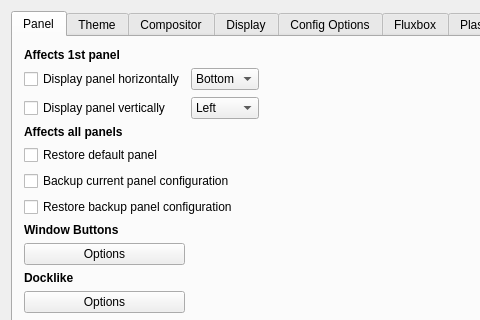
This is defaultlook.ui in MX-Linux/mx-tweak as Qt 5 draws it before an edit; both pictures show x 0 to 480 and y 0 to 320 of the 857 by 655 pixel window. The edited form follows.
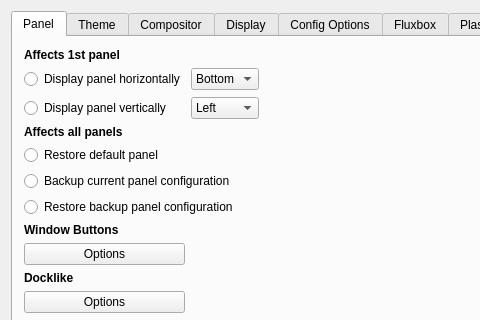
This is the edited form. The open tabs and pages were chosen to show the change. Icons and pictures are not drawn.

Commit message: Change checkboxes to radio buttons

Patch:
```diff
--- a/defaultlook.ui
+++ b/defaultlook.ui
@@ -217,13 +217,6 @@
            </item>
           </widget>
          </item>
-         <item row="5" column="0">
-          <widget class="QCheckBox" name="radioDefaultPanel">
-           <property name="text">
-            <string>Restore default panel</string>
-           </property>
-          </widget>
-         </item>
          <item row="8" column="0">
           <widget class="QLabel" name="labelTasklist">
            <property name="text">
@@ -244,13 +237,6 @@
            </property>
           </spacer>
          </item>
-         <item row="6" column="0" colspan="2">
-          <widget class="QCheckBox" name="radioBackupPanel">
-           <property name="text">
-            <string>Backup current panel configuration</string>
-           </property>
-          </widget>
-         </item>
          <item row="2" column="1">
           <widget class="QComboBox" name="comboboxHorzPostition">
            <property name="sizePolicy">
@@ -277,20 +263,6 @@
            </item>
           </widget>
          </item>
-         <item row="2" column="0">
-          <widget class="QCheckBox" name="checkHorz">
-           <property name="text">
-            <string>Display panel horizontally</string>
-           </property>
-          </widget>
-         </item>
-         <item row="7" column="0" colspan="2">
-          <widget class="QCheckBox" name="radioRestoreBackup">
-           <property name="text">
-            <string>Restore backup panel configuration</string>
-           </property>
-          </widget>
-         </item>
          <item row="10" column="0">
           <widget class="QLabel" name="labelDocklikeSettings">
            <property name="text">
@@ -298,13 +270,6 @@
            </property>
           </widget>
          </item>
-         <item row="3" column="0">
-          <widget class="QCheckBox" name="checkVert">
-           <property name="text">
-            <string>Display panel vertically</string>
-           </property>
-          </widget>
-         </item>
          <item row="9" column="0">
           <widget class="QPushButton" name="pushButtontasklist">
            <property name="text">
@@ -319,6 +284,41 @@
            </property>
           </widget>
          </item>
+         <item row="2" column="0">
+          <widget class="QRadioButton" name="checkHorz">
+           <property name="text">
+            <string>Display panel horizontally</string>
+           </property>
+          </widget>
+         </item>
+         <item row="3" column="0">
+          <widget class="QRadioButton" name="checkVert">
+           <property name="text">
+            <string>Display panel vertically</string>
+           </property>
+          </widget>
+         </item>
+         <item row="5" column="0">
+          <widget class="QRadioButton" name="radioDefaultPanel">
+           <property name="text">
+            <string>Restore default panel</string>
+           </property>
+          </widget>
+         </item>
+         <item row="6" column="0" colspan="2">
+          <widget class="QRadioButton" name="radioBackupPanel">
+           <property name="text">
+            <string>Backup current panel configuration</string>
+           </property>
+          </widget>
+         </item>
+         <item row="7" column="0" colspan="2">
+          <widget class="QRadioButton" name="radioRestoreBackup">
+           <property name="text">
+            <string>Restore backup panel configuration</string>
+           </property>
+          </widget>
+         </item>
         </layout>
        </item>
        <item row="1" column="0">
```
Left out of the diff: 2 changed lines with no effect on the pictures.
